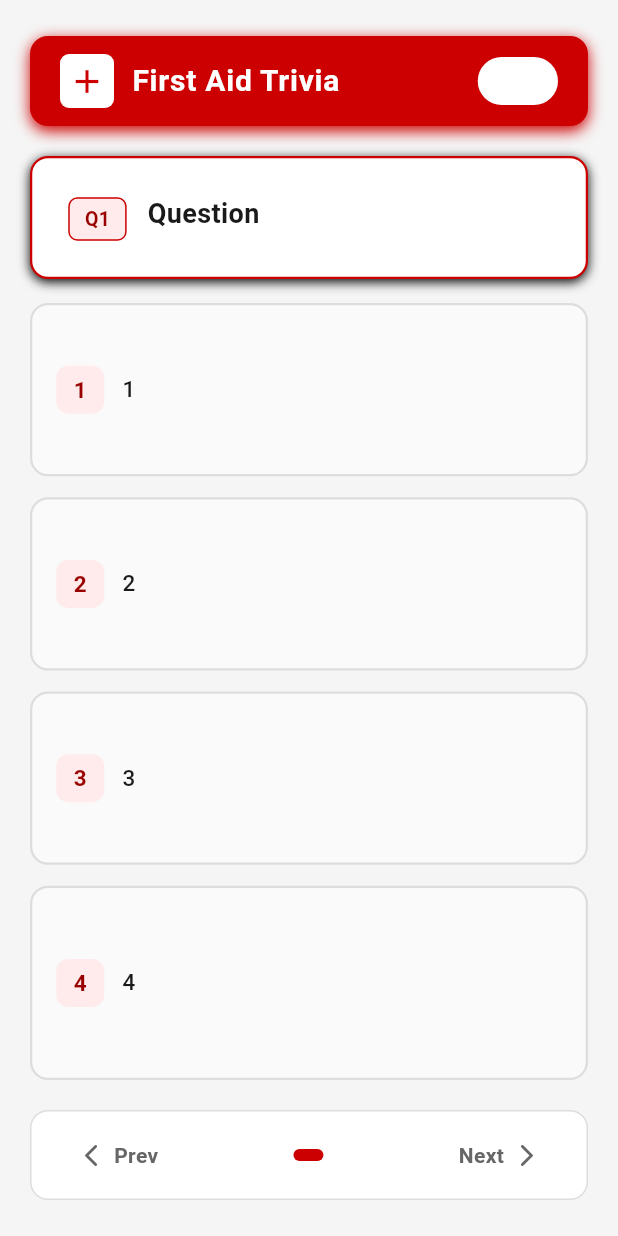
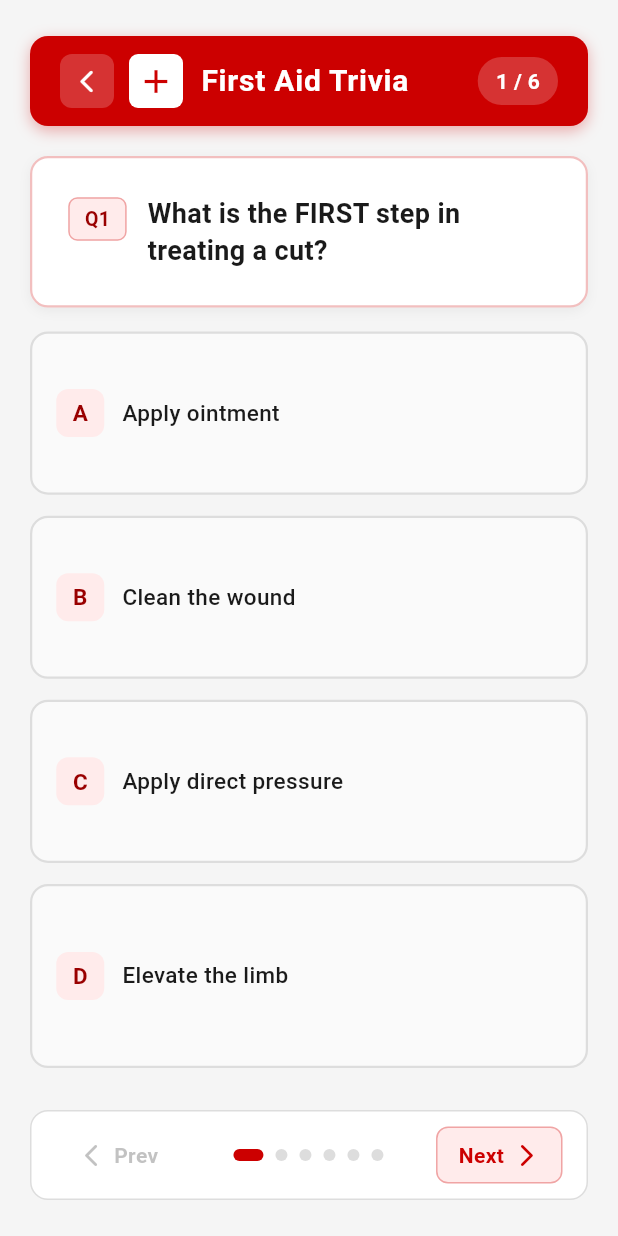
Before and after one commit to ihm1214/HerdA4G, a Flutter app: the TriviaScreen screen opened directly, on a phone screen of 412 x 824 dp. Run offline on Flutter 3.47's test engine with Material 3 defaults, Android fonts, the phone set to English and light mode, and no system bars.

Commit message:
fixed question page!

```diff
--- a/assets/data/ailments.json
+++ b/assets/data/ailments.json
@@ -270,7 +270,7 @@
             "correctAnswer": "Clean the wound"
         },
         {
-            "question": ". If blood soaks through a bandage, what should you do?",
+            "question": "If blood soaks through a bandage, what should you do?",
             "answers": [
                 "Remove it and replace it",
                 "Add more bandages on top",
--- a/lib/trivia.dart
+++ b/lib/trivia.dart
@@ -1,3 +1,4 @@
+import 'dart:convert';
 import 'package:flutter/material.dart';
 
 class TriviaApp extends StatelessWidget {
@@ -21,58 +22,28 @@ class TriviaApp extends StatelessWidget {
   }
 }
 
-// ---------------------------------------------------------------------------
-// Data model
-//
-// When your JSON is ready, replace the placeholder `questions` list below.
-// Load your JSON (from assets, network, etc.) and map like:
-//
-//   final loaded = (jsonDecode(raw) as List)
-//       .map((e) => TriviaQuestion.fromJson(e))
-//       .toList();
-//
-// Expected JSON shape:
-// [
-//   {
-//     "question": "...",
-//     "answers": ["...", "...", "...", "..."],
-//     "correctIndex": 0
-//   }
-// ]
-// ---------------------------------------------------------------------------
-
 class TriviaQuestion {
   final String question;
-  final List<String> answers; // always 4 items
-  final int correctIndex;     // 0–3
+  final List<String> answers;
+  final String correctAnswer;
 
   const TriviaQuestion({
     required this.question,
     required this.answers,
-    required this.correctIndex,
+    required this.correctAnswer,
   });
+
+  int get correctIndex => answers.indexOf(correctAnswer);
 
   factory TriviaQuestion.fromJson(Map<String, dynamic> json) {
     return TriviaQuestion(
       question: json['question'] as String,
       answers: List<String>.from(json['answers'] as List),
-      correctIndex: json['correctIndex'] as int,
+      correctAnswer: json['correctAnswer'] as String,
     );
   }
 }
 
-// ← Replace this list with your JSON-loaded data when ready
-final List<TriviaQuestion> questions = [
-  const TriviaQuestion(
-    question: 'Question',
-    answers: ['1', '2', '3', '4'],
-    correctIndex: 0,
-  ),
-];
-
-// ---------------------------------------------------------------------------
-// Colors
-// ---------------------------------------------------------------------------
 
 const Color kRed         = Color(0xFFCC0000);
 const Color kRedLight    = Color(0xFFFFEBEB);
@@ -86,9 +57,7 @@ const Color kBorder      = Color(0xFFDDDDDD);
 const Color kTextDark    = Color(0xFF1A1A1A);
 const Color kTextMuted   = Color(0xFF666666);
 
-// ---------------------------------------------------------------------------
-// Screen
-// ---------------------------------------------------------------------------
+// Screen Setup
 
 class TriviaScreen extends StatefulWidget {
   const TriviaScreen({super.key});
@@ -99,10 +68,40 @@ class TriviaScreen extends StatefulWidget {
 
 class _TriviaScreenState extends State<TriviaScreen> {
   int _questionIndex = 0;
-  int? _selectedAnswer; // null = unanswered
+  int? _selectedAnswer;
+  List<TriviaQuestion> _questions = [];
+  bool _loading = true;
+  String? _error;
 
-  TriviaQuestion get _current => questions[_questionIndex];
+  TriviaQuestion get _current => _questions[_questionIndex];
   bool get _answered => _selectedAnswer != null;
+  bool get _isLast => _questionIndex == _questions.length - 1;
+
+  @override
+  void initState() {
+    super.initState();
+    _loadQuestions();
+  }
+
+  Future<void> _loadQuestions() async {
+    try {
+      final raw = await DefaultAssetBundle.of(context)
+          .loadString('assets/data/ailments.json');
+      final decoded = jsonDecode(raw) as Map<String, dynamic>;
+      final loaded = (decoded['Questions'] as List)
+          .map((e) => TriviaQuestion.fromJson(e as Map<String, dynamic>))
+          .toList();
+      setState(() {
+        _questions = loaded;
+        _loading = false;
+      });
+    } catch (e) {
+      setState(() {
+        _error = 'Failed to load questions: $e';
+        _loading = false;
+      });
+    }
+  }
 
   void _pickAnswer(int index) {
     if (_answered) return;
@@ -110,19 +109,75 @@ class _TriviaScreenState extends State<TriviaScreen> {
   }
 
   void _goNext() {
-    if (_questionIndex < questions.length - 1) {
-      setState(() { _questionIndex++; _selectedAnswer = null; });
+    if (!_isLast) {
+      setState(() {
+        _questionIndex++;
+        _selectedAnswer = null;
+      });
     }
   }
 
   void _goPrev() {
     if (_questionIndex > 0) {
-      setState(() { _questionIndex--; _selectedAnswer = null; });
+      setState(() {
+        _questionIndex--;
+        _selectedAnswer = null;
+      });
     }
   }
 
+//Build
   @override
   Widget build(BuildContext context) {
+    if (_loading) {
+      return const Scaffold(
+        backgroundColor: kBackground,
+        body: Center(
+          child: CircularProgressIndicator(color: kRed),
+        ),
+      );
+    }
+
+    if (_error != null) {
+      return Scaffold(
+        backgroundColor: kBackground,
+        body: Center(
+          child: Padding(
+            padding: const EdgeInsets.all(24),
+            child: Column(
+              mainAxisSize: MainAxisSize.min,
+              children: [
+                const Icon(Icons.error_outline, color: kRed, size: 48),
+                const SizedBox(height: 16),
+                Text(
+                  _error!,
+                  textAlign: TextAlign.center,
+                  style: const TextStyle(color: kTextDark, fontSize: 15),
+                ),
+                const SizedBox(height: 24),
+                ElevatedButton(
+                  onPressed: () {
+                    setState(() {
+                      _loading = true;
+                      _error = null;
+                    });
+                    _loadQuestions();
+                  },
+                  style: ElevatedButton.styleFrom(
+                    backgroundColor: kRed,
+                    foregroundColor: kWhite,
+                    shape: RoundedRectangleBorder(
+                        borderRadius: BorderRadius.circular(10)),
+                  ),
+                  child: const Text('Try Again'),
+                ),
+              ],
+            ),
+          ),
+        ),
+      );
+    }
+
     return Scaffold(
       backgroundColor: kBackground,
       body: SafeArea(
@@ -138,7 +193,9 @@ class _TriviaScreenState extends State<TriviaScreen> {
                   _buildQuestionCard(),
                   const SizedBox(height: 16),
                   _buildAnswerGrid(),
-                  const SizedBox(height: 20),
+                  const SizedBox(height: 16),
+                  if (_answered) _buildNextButton(),
+                  const SizedBox(height: 12),
                   _buildNavBar(),
                 ],
               ),
@@ -149,7 +206,7 @@ class _TriviaScreenState extends State<TriviaScreen> {
     );
   }
 
-  // ── Header ────────────────────────────────────────────────────────────────
+  // Header
 
   Widget _buildHeader() {
   return Container(
@@ -158,31 +215,58 @@ class _TriviaScreenState extends State<TriviaScreen> {
       color: kRed,
       borderRadius: BorderRadius.circular(12),
       boxShadow: [
-          BoxShadow(color: kRed, blurRadius: 8, offset: const Offset(0, 3)),
+        BoxShadow(
+            color: kRed.withOpacity(0.3),
+            blurRadius: 8,
+            offset: const Offset(0, 3)),
       ],
     ),
     child: Row(
       children: [
+        // Back Button
+        GestureDetector(
+          onTap: () => Navigator.pop(context),
+          child: Container(
+            width: 36,
+            height: 36,
+            decoration: BoxDecoration(
+                color: kWhite.withOpacity(0.2),
+                borderRadius: BorderRadius.circular(8)),
+            child: const Center(
+              child: Icon(Icons.arrow_back_ios_rounded,
+                  color: kWhite, size: 18),
+            ),
+          ),
+        ),
+        const SizedBox(width: 10),
+        // First Aid Icon
         Container(
-            width: 36, height: 36,
-            decoration: BoxDecoration(color: kWhite, borderRadius: BorderRadius.circular(6)),
+          width: 36,
+          height: 36,
+          decoration: BoxDecoration(
+              color: kWhite, borderRadius: BorderRadius.circular(6)),
           child: const Center(child: Icon(Icons.add, color: kRed, size: 26)),
         ),
         const SizedBox(width: 12),
         const Text(
           'First Aid Trivia',
-            style: TextStyle(color: kWhite, fontSize: 20, fontWeight: FontWeight.w700, letterSpacing: 0.5),
+          style: TextStyle(
+              color: kWhite,
+              fontSize: 20,
+              fontWeight: FontWeight.w700,
+              letterSpacing: 0.5),
         ),
         const Spacer(),
         Container(
           padding: const EdgeInsets.symmetric(horizontal: 12, vertical: 6),
           decoration: BoxDecoration(
-              color: kWhite,
+            color: kWhite.withOpacity(0.2),
             borderRadius: BorderRadius.circular(20),
           ),
           child: Text(
-              '${_questionIndex + 1} / ${questions.length}',
-              style: const TextStyle(color: kWhite, fontWeight: FontWeight.w600, fontSize: 14),
+            '${_questionIndex + 1} / ${_questions.length}',
+            style: const TextStyle(
+                color: kWhite, fontWeight: FontWeight.w600, fontSize: 14),
           ),
         ),
       ],
@@ -190,7 +274,7 @@ class _TriviaScreenState extends State<TriviaScreen> {
   );
 }
 
-  // ── Question card ─────────────────────────────────────────────────────────
+  // Question Block
 
   Widget _buildQuestionCard() {
     return Container(
@@ -199,9 +283,12 @@ class _TriviaScreenState extends State<TriviaScreen> {
       decoration: BoxDecoration(
         color: kWhite,
         borderRadius: BorderRadius.circular(12),
-        border: Border.all(color: kRed, width: 1.5),
+        border: Border.all(color: kRed.withOpacity(0.25), width: 1.5),
         boxShadow: [
-          BoxShadow(color: Colors.black, blurRadius: 6, offset: const Offset(0, 2)),
+          BoxShadow(
+              color: Colors.black.withOpacity(0.05),
+              blurRadius: 6,
+              offset: const Offset(0, 2)),
         ],
       ),
       child: Row(
@@ -209,15 +296,19 @@ class _TriviaScreenState extends State<TriviaScreen> {
         children: [
           Container(
             margin: const EdgeInsets.only(top: 2),
-            padding: const EdgeInsets.symmetric(horizontal: 10, vertical: 4),
+            padding:
+                const EdgeInsets.symmetric(horizontal: 10, vertical: 4),
             decoration: BoxDecoration(
               color: kRedLight,
               borderRadius: BorderRadius.circular(6),
-              border: Border.all(color: kRed),
+              border: Border.all(color: kRed.withOpacity(0.3)),
             ),
             child: Text(
               'Q${_questionIndex + 1}',
-              style: const TextStyle(color: kRedDark, fontWeight: FontWeight.w700, fontSize: 13),
+              style: const TextStyle(
+                  color: kRedDark,
+                  fontWeight: FontWeight.w700,
+                  fontSize: 13),
             ),
           ),
           const SizedBox(width: 14),
@@ -225,7 +316,10 @@ class _TriviaScreenState extends State<TriviaScreen> {
             child: Text(
               _current.question,
               style: const TextStyle(
-                fontSize: 18, fontWeight: FontWeight.w600, color: kTextDark, height: 1.4,
+                fontSize: 18,
+                fontWeight: FontWeight.w600,
+                color: kTextDark,
+                height: 1.4,
               ),
             ),
           ),
@@ -234,7 +328,7 @@ class _TriviaScreenState extends State<TriviaScreen> {
     );
   }
 
-  // ── 2 × 2 answer grid ────────────────────────────────────────────────────
+  // 2 x 2 question grid
 
   Widget _buildAnswerGrid() {
     return Expanded(
@@ -263,12 +357,15 @@ class _TriviaScreenState extends State<TriviaScreen> {
             );
           } else {
             return Column(
-              children: List.generate(4, (i) => Expanded(
+              children: List.generate(
+                4,
+                (i) => Expanded(
                   child: Padding(
                     padding: EdgeInsets.only(bottom: i < 3 ? 14 : 0),
                     child: _buildTile(i),
                   ),
-              )),
+                ),
+              ),
             );
           }
         },
@@ -277,29 +374,35 @@ class _TriviaScreenState extends State<TriviaScreen> {
   }
 
   Widget _buildTile(int index) {
-    final bool isCorrect  = index == _current.correctIndex;
+    final bool isCorrect = index == _current.correctIndex;
     final bool isSelected = _selectedAnswer == index;
-    const labels = ['1', '2', '3', '4'];
+    const labels = ['A', 'B', 'C', 'D'];
 
-    Color bgColor     = kTileDefault;
+    Color bgColor = kTileDefault;
     Color borderColor = kBorder;
-    Color textColor   = kTextDark;
-    Color labelBg     = kRedLight;
-    Color labelFg     = kRedDark;
+    Color textColor = kTextDark;
+    Color labelBg = kRedLight;
+    Color labelFg = kRedDark;
     IconData? icon;
 
     if (_answered) {
       if (isCorrect) {
-        bgColor = kGreenLight; borderColor = kGreen;
-        textColor = kGreen;   labelBg = kGreen; labelFg = kWhite;
+        bgColor = kGreenLight;
+        borderColor = kGreen;
+        textColor = kGreen;
+        labelBg = kGreen;
+        labelFg = kWhite;
         icon = Icons.check_circle_rounded;
       } else if (isSelected) {
-        bgColor = kRedLight;  borderColor = kRed;
-        textColor = kRedDark; labelBg = kRed; labelFg = kWhite;
+        bgColor = kRedLight;
+        borderColor = kRed;
+        textColor = kRedDark;
+        labelBg = kRed;
+        labelFg = kWhite;
         icon = Icons.cancel_rounded;
       } else {
-        borderColor = kBorder;
-        textColor   = kTextMuted;
+        borderColor = kBorder.withOpacity(0.5);
+        textColor = kTextMuted;
       }
     }
 
@@ -313,21 +416,33 @@ class _TriviaScreenState extends State<TriviaScreen> {
           borderRadius: BorderRadius.circular(12),
           border: Border.all(color: borderColor, width: 1.5),
           boxShadow: (isSelected || (_answered && isCorrect))
-              ? [BoxShadow(color: borderColor, blurRadius: 8, offset: const Offset(0, 3))]
+              ? [
+                  BoxShadow(
+                      color: borderColor.withOpacity(0.25),
+                      blurRadius: 8,
+                      offset: const Offset(0, 3))
+                ]
               : [],
         ),
         child: Padding(
-          padding: const EdgeInsets.symmetric(horizontal: 16, vertical: 14),
+          padding:
+              const EdgeInsets.symmetric(horizontal: 16, vertical: 14),
           child: Row(
             children: [
               AnimatedContainer(
                 duration: const Duration(milliseconds: 250),
-                width: 32, height: 32,
-                decoration: BoxDecoration(color: labelBg, borderRadius: BorderRadius.circular(8)),
+                width: 32,
+                height: 32,
+                decoration: BoxDecoration(
+                    color: labelBg,
+                    borderRadius: BorderRadius.circular(8)),
                 child: Center(
                   child: Text(
                     labels[index],
-                    style: TextStyle(color: labelFg, fontWeight: FontWeight.w700, fontSize: 15),
+                    style: TextStyle(
+                        color: labelFg,
+                        fontWeight: FontWeight.w700,
+                        fontSize: 15),
                   ),
                 ),
               ),
@@ -336,7 +451,10 @@ class _TriviaScreenState extends State<TriviaScreen> {
                 child: Text(
                   _current.answers[index],
                   style: TextStyle(
-                    color: textColor, fontSize: 15, fontWeight: FontWeight.w500, height: 1.35,
+                    color: textColor,
+                    fontSize: 15,
+                    fontWeight: FontWeight.w500,
+                    height: 1.35,
                   ),
                 ),
               ),
@@ -344,7 +462,10 @@ class _TriviaScreenState extends State<TriviaScreen> {
                 const SizedBox(width: 8),
                 AnimatedSwitcher(
                   duration: const Duration(milliseconds: 300),
-                  child: Icon(icon, key: ValueKey(icon), color: isCorrect ? kGreen : kRed, size: 24),
+                  child: Icon(icon,
+                      key: ValueKey(icon),
+                      color: isCorrect ? kGreen : kRed,
+                      size: 24),
                 ),
               ],
             ],
@@ -354,7 +475,37 @@ class _TriviaScreenState extends State<TriviaScreen> {
     );
   }
 
-  // ── Nav bar ───────────────────────────────────────────────────────────────
+  // Next Button
+
+  Widget _buildNextButton() {
+    return AnimatedOpacity(
+      opacity: _answered ? 1.0 : 0.0,
+      duration: const Duration(milliseconds: 300),
+      child: SizedBox(
+        width: double.infinity,
+        child: ElevatedButton(
+          onPressed: _isLast ? null : _goNext,
+          style: ElevatedButton.styleFrom(
+            backgroundColor: kRed,
+            foregroundColor: kWhite,
+            disabledBackgroundColor: kBorder,
+            disabledForegroundColor: kTextMuted,
+            padding: const EdgeInsets.symmetric(vertical: 14),
+            shape: RoundedRectangleBorder(
+                borderRadius: BorderRadius.circular(10)),
+            elevation: 0,
+          ),
+          child: Text(
+            _isLast ? 'Finished!' : 'Next Question',
+            style: const TextStyle(
+                fontSize: 16, fontWeight: FontWeight.w700),
+          ),
+        ),
+      ),
+    );
+  }
+
+  // Nav Bar
 
   Widget _buildNavBar() {
     return Container(
@@ -374,7 +525,7 @@ class _TriviaScreenState extends State<TriviaScreen> {
             onTap: _goPrev,
           ),
           Row(
-            children: List.generate(questions.length, (i) {
+            children: List.generate(_questions.length, (i) {
               final active = i == _questionIndex;
               return AnimatedContainer(
                 duration: const Duration(milliseconds: 200),
@@ -391,7 +542,7 @@ class _TriviaScreenState extends State<TriviaScreen> {
           _NavButton(
             icon: Icons.arrow_forward_ios_rounded,
             label: 'Next',
-            enabled: _questionIndex < questions.length - 1,
+            enabled: _questionIndex < _questions.length - 1,
             onTap: _goNext,
             reversed: true,
           ),
@@ -401,9 +552,7 @@ class _TriviaScreenState extends State<TriviaScreen> {
   }
 }
 
-// ---------------------------------------------------------------------------
-// Nav button
-// ---------------------------------------------------------------------------
+// Navigation Buttons
 
 class _NavButton extends StatelessWidget {
   final IconData icon;
@@ -422,20 +571,32 @@ class _NavButton extends StatelessWidget {
 
   @override
   Widget build(BuildContext context) {
-    final color = enabled ? kRed : kTextMuted;
+    final color = enabled ? kRed : kTextMuted.withOpacity(0.4);
     final kids = <Widget>[
-      if (!reversed) ...[Icon(icon, color: color, size: 18), const SizedBox(width: 6)],
-      Text(label, style: TextStyle(color: color, fontWeight: FontWeight.w600, fontSize: 14)),
-      if (reversed) ...[const SizedBox(width: 6), Icon(icon, color: color, size: 18)],
+      if (!reversed) ...[
+        Icon(icon, color: color, size: 18),
+        const SizedBox(width: 6)
+      ],
+      Text(label,
+          style: TextStyle(
+              color: color,
+              fontWeight: FontWeight.w600,
+              fontSize: 14)),
+      if (reversed) ...[
+        const SizedBox(width: 6),
+        Icon(icon, color: color, size: 18)
+      ],
     ];
     return GestureDetector(
       onTap: enabled ? onTap : null,
       child: Container(
-        padding: const EdgeInsets.symmetric(horizontal: 14, vertical: 8),
+        padding:
+            const EdgeInsets.symmetric(horizontal: 14, vertical: 8),
         decoration: BoxDecoration(
           color: enabled ? kRedLight : Colors.transparent,
           borderRadius: BorderRadius.circular(8),
-          border: Border.all(color: enabled ? kRed : Colors.transparent),
+          border: Border.all(
+              color: enabled ? kRed.withOpacity(0.3) : Colors.transparent),
         ),
         child: Row(mainAxisSize: MainAxisSize.min, children: kids),
       ),
```
Lines whose indentation alone changed are shown as unchanged.
